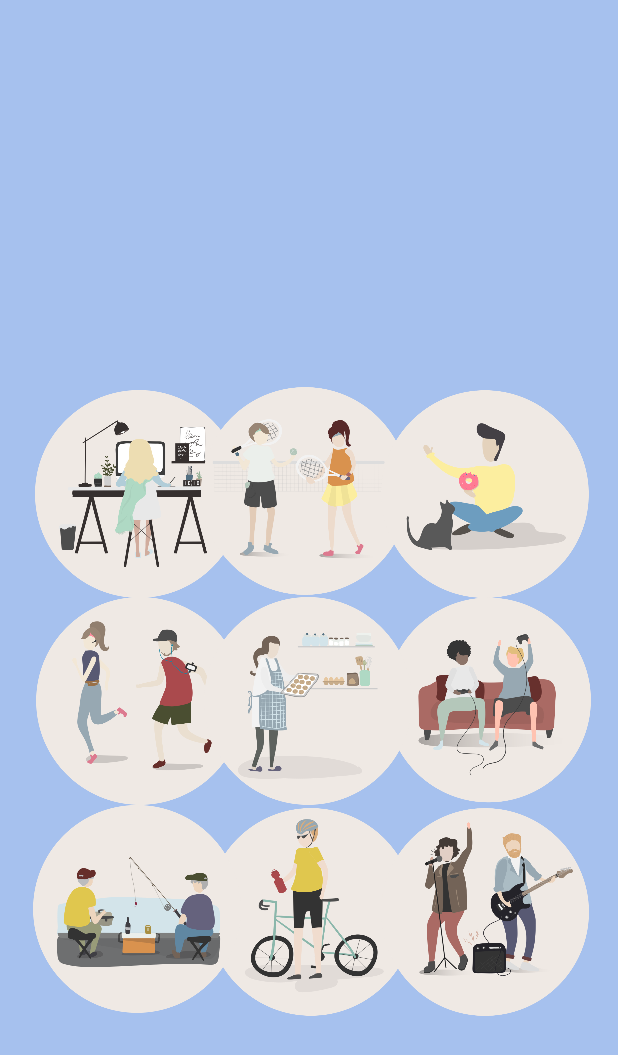
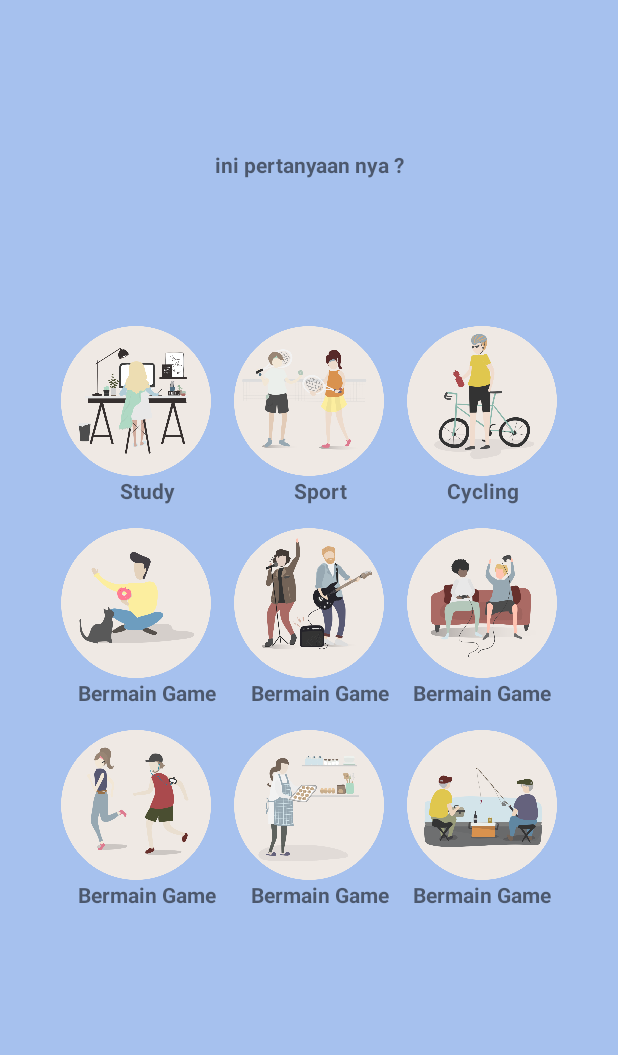
Before and after one commit to Putrisrsh/mudy, an Android app: the Hobbies screen opened directly, with no data from a screen before it, on a phone screen of 412 x 824 dp. Shown: the top 1055 px of the screen. Run offline under Robolectric (Android 15) with nearby library versions, the phone set to English and light mode, and no system bars.

Commit message:
ubah display hobbies

```diff
--- a/app/build.gradle
+++ b/app/build.gradle
@@ -5,7 +5,7 @@ android {
     buildToolsVersion "29.0.2"
     defaultConfig {
         applicationId "com.example.myapp"
-        minSdkVersion 28
+        minSdkVersion 22
         targetSdkVersion 29
         versionCode 1
         versionName "1.0"
--- /dev/null
+++ b/app/src/main/res/drawable/circleshape.xml
@@ -0,0 +1,6 @@
+<shape xmlns:android="http://schemas.android.com/apk/res/android"
+    android:shape="oval">
+    <solid
+        android:color="#DCADC9"/>
+    <size android:width="120dp" android:height="120dp"/>
+</shape>
--- a/app/src/main/res/layout/activity_hobbies.xml
+++ b/app/src/main/res/layout/activity_hobbies.xml
@@ -1,5 +1,5 @@
 <?xml version="1.0" encoding="utf-8"?>
-<androidx.constraintlayout.widget.ConstraintLayout xmlns:android="http://schemas.android.com/apk/res/android"
+<RelativeLayout xmlns:android="http://schemas.android.com/apk/res/android"
     xmlns:app="http://schemas.android.com/apk/res-auto"
     xmlns:tools="http://schemas.android.com/tools"
     android:layout_width="match_parent"
@@ -7,155 +7,218 @@
     android:background="#a6c1ee"
     tools:context=".Hobbies">
 
-    <RelativeLayout
-        android:id="@+id/relativeLayout"
+    <LinearLayout
+        android:layout_width="match_parent"
+        android:layout_height="wrap_content"
+        android:paddingTop="100dp">
+        <TextView
             android:layout_width="match_parent"
             android:layout_height="match_parent"
-        app:layout_constraintBottom_toBottomOf="parent"
-        app:layout_constraintEnd_toEndOf="parent"
-        app:layout_constraintStart_toStartOf="parent"
-        app:layout_constraintTop_toTopOf="parent">
+            android:gravity="center"
+            android:textStyle="bold"
+            android:textSize="14sp"
+            android:text="ini pertanyaan nya ?"/>
 
-        <RelativeLayout
+    </LinearLayout>
+
+    <TableLayout
         android:layout_width="wrap_content"
         android:layout_height="wrap_content"
-            android:layout_alignParentStart="true"
-            android:layout_alignParentTop="true"
-            android:layout_alignParentEnd="true"
-            android:layout_alignParentBottom="true"
-            android:layout_marginStart="22dp"
-            android:layout_marginTop="-21dp"
-            android:layout_marginEnd="18dp"
-            android:layout_marginBottom="61dp">
+        android:layout_centerInParent="true" >
 
+        <TableRow>
+            android:layout_width="match_parent"
+            android:layout_height="wrap_content"
+            <LinearLayout
+                android:layout_width="wrap_content"
+                android:layout_height="wrap_content"
+                android:orientation="vertical">
                     <ImageView
                         android:id="@+id/imageView3"
-                android:layout_width="112dp"
-                android:layout_height="106dp"
-                android:layout_alignParentStart="true"
-                android:layout_alignParentTop="true"
-                android:layout_alignParentEnd="true"
-                android:layout_alignParentBottom="true"
-                android:layout_marginStart="1dp"
-                android:layout_marginTop="223dp"
-                android:layout_marginEnd="232dp"
-                android:layout_marginBottom="306dp"
+                        android:layout_width="100dp"
+                        android:layout_height="100dp"
+                        android:scaleType="fitXY"
+                        android:layout_marginRight="15dp"
                         app:srcCompat="@drawable/belajar" />
+                <TextView
+                    android:layout_width="match_parent"
+                    android:layout_height="match_parent"
+                    android:gravity="center"
+                    android:textStyle="bold"
+                    android:textSize="14sp"
+                    android:text="Study"/>
+            </LinearLayout>
 
+            <LinearLayout
+                android:layout_width="match_parent"
+                android:layout_height="wrap_content"
+                android:orientation="vertical">
                 <ImageView
                     android:id="@+id/imageView4"
-                android:layout_width="115dp"
-                android:layout_height="wrap_content"
-                android:layout_alignParentStart="true"
-                android:layout_alignParentTop="true"
-                android:layout_alignParentEnd="true"
-                android:layout_alignParentBottom="true"
-                android:layout_marginStart="112dp"
-                android:layout_marginTop="221dp"
-                android:layout_marginEnd="121dp"
-                android:layout_marginBottom="308dp"
+                    android:layout_width="100dp"
+                    android:layout_height="100dp"
+                    android:scaleType="fitXY"
+                    android:layout_marginRight="15dp"
                     app:srcCompat="@drawable/sport" />
 
+                <TextView
+                    android:layout_width="match_parent"
+                    android:layout_height="match_parent"
+                    android:gravity="center"
+                    android:textStyle="bold"
+                    android:textSize="14sp"
+                    android:text="Sport"/>
+            </LinearLayout>
+
+            <LinearLayout
+                android:layout_width="match_parent"
+                android:layout_height="wrap_content"
+                android:orientation="vertical">
                 <ImageView
                     android:id="@+id/imageView7"
-                android:layout_width="114dp"
-                android:layout_height="104dp"
-                android:layout_alignParentStart="true"
-                android:layout_alignParentTop="true"
-                android:layout_alignParentEnd="true"
-                android:layout_alignParentBottom="true"
-                android:layout_marginStart="116dp"
-                android:layout_marginTop="502dp"
-                android:layout_marginEnd="117dp"
-                android:layout_marginBottom="27dp"
+                    android:layout_width="100dp"
+                    android:layout_height="100dp"
                     app:srcCompat="@drawable/bersepeda" />
+                <TextView
+                    android:layout_width="match_parent"
+                    android:layout_height="match_parent"
+                    android:gravity="center"
+                    android:textStyle="bold"
+                    android:textSize="14sp"
+                    android:text="Cycling"/>
+            </LinearLayout>
 
+        </TableRow>
+
+        <TableRow>
+            android:layout_width="match_parent"
+            android:layout_height="wrap_content"
+            <LinearLayout
+                android:layout_width="match_parent"
+                android:layout_height="wrap_content"
+                android:orientation="vertical">
                 <ImageView
                     android:id="@+id/imageView8"
-                android:layout_width="138dp"
-                android:layout_height="162dp"
-                android:layout_alignParentStart="true"
-                android:layout_alignParentTop="true"
-                android:layout_alignParentEnd="true"
-                android:layout_alignParentBottom="true"
-                android:layout_marginStart="232dp"
-                android:layout_marginTop="223dp"
-                android:layout_marginEnd="1dp"
-                android:layout_marginBottom="306dp"
+                    android:layout_width="100dp"
+                    android:layout_height="100dp"
+                    android:scaleType="fitXY"
+                    android:layout_marginTop="15dp"
+                    android:layout_marginRight="15dp"
                     app:srcCompat="@drawable/playingpet" />
+                <TextView
+                    android:layout_width="match_parent"
+                    android:layout_height="match_parent"
+                    android:gravity="center"
+                    android:textStyle="bold"
+                    android:textSize="14sp"
+                    android:text="Bermain Game"/>
+            </LinearLayout>
 
+            <LinearLayout
+                android:layout_width="match_parent"
+                android:layout_height="wrap_content"
+                android:orientation="vertical">
                 <ImageView
                     android:id="@+id/imageView9"
-                android:layout_width="wrap_content"
+                    android:layout_width="100dp"
+                    android:layout_height="100dp"
+                    android:scaleType="fitXY"
+                    android:layout_marginTop="15dp"
+                    android:layout_marginRight="15dp"
+                    app:srcCompat="@drawable/playingmusic" />
+                <TextView
+                    android:layout_width="match_parent"
+                    android:layout_height="match_parent"
+                    android:gravity="center"
+                    android:textStyle="bold"
+                    android:textSize="14sp"
+                    android:text="Bermain Game"/>
+            </LinearLayout>
+            <LinearLayout
+                android:layout_width="match_parent"
                 android:layout_height="wrap_content"
-                android:layout_alignParentStart="true"
-                android:layout_alignParentTop="true"
-                android:layout_alignParentEnd="true"
-                android:layout_alignParentBottom="true"
-                android:layout_marginStart="232dp"
-                android:layout_marginTop="502dp"
-                android:layout_marginEnd="1dp"
-                android:layout_marginBottom="27dp"
-                app:srcCompat="@drawable/playingmusic" />
-
+                android:orientation="vertical">
                 <ImageView
                     android:id="@+id/imageView10"
-                android:layout_width="136dp"
-                android:layout_height="163dp"
-                android:layout_alignParentStart="true"
-                android:layout_alignParentTop="true"
-                android:layout_alignParentEnd="true"
-                android:layout_alignParentBottom="true"
-                android:layout_marginStart="235dp"
-                android:layout_marginTop="360dp"
-                android:layout_marginEnd="0dp"
-                android:layout_marginBottom="168dp"
+                    android:layout_width="100dp"
+                    android:layout_height="100dp"
+                    android:layout_marginTop="15dp"
                     app:srcCompat="@drawable/playinggame" />
+                <TextView
+                    android:layout_width="match_parent"
+                    android:layout_height="match_parent"
+                    android:gravity="center"
+                    android:textStyle="bold"
+                    android:textSize="14sp"
+                    android:text="Bermain Game"/>
+            </LinearLayout>
+        </TableRow>
 
+        <TableRow>
+            android:layout_width="match_parent"
+            android:layout_height="wrap_content"
+            <LinearLayout
+                android:layout_width="match_parent"
+                android:layout_height="wrap_content"
+                android:orientation="vertical">
                 <ImageView
                     android:id="@+id/imageView11"
-                android:layout_width="wrap_content"
+                    android:layout_width="100dp"
+                    android:layout_height="100dp"
+                    android:scaleType="fitXY"
+                    android:layout_marginTop="15dp"
+                    android:layout_marginRight="15dp"
+                    app:srcCompat="@drawable/jogging" />
+                <TextView
+                    android:layout_width="match_parent"
+                    android:layout_height="match_parent"
+                    android:gravity="center"
+                    android:textStyle="bold"
+                    android:textSize="14sp"
+                    android:text="Bermain Game"/>
+            </LinearLayout>
+
+            <LinearLayout
+                android:layout_width="match_parent"
                 android:layout_height="wrap_content"
-                android:layout_alignParentStart="true"
-                android:layout_alignParentTop="true"
-                android:layout_alignParentEnd="true"
-                android:layout_alignParentBottom="true"
-                android:layout_marginStart="2dp"
-                android:layout_marginTop="361dp"
-                android:layout_marginEnd="231dp"
-                android:layout_marginBottom="168dp"
-                app:srcCompat="@drawable/jogging" />
-
+                android:orientation="vertical">
                 <ImageView
                     android:id="@+id/imageView12"
-                android:layout_width="wrap_content"
-                android:layout_height="78dp"
-                android:layout_alignParentStart="true"
-                android:layout_alignParentTop="true"
-                android:layout_alignParentEnd="true"
-                android:layout_alignParentBottom="true"
-                android:layout_marginStart="114dp"
-                android:layout_marginTop="361dp"
-                android:layout_marginEnd="119dp"
-                android:layout_marginBottom="168dp"
+                    android:layout_width="100dp"
+                    android:layout_height="100dp"
+                    android:scaleType="fitXY"
+                    android:layout_marginTop="15dp"
+                    android:layout_marginRight="15dp"
                     app:srcCompat="@drawable/memasak" />
-
+                <TextView
+                    android:layout_width="match_parent"
+                    android:layout_height="match_parent"
+                    android:gravity="center"
+                    android:textStyle="bold"
+                    android:textSize="14sp"
+                    android:text="Bermain Game"/>
+            </LinearLayout>
+            <LinearLayout
+                android:layout_width="match_parent"
+                android:layout_height="wrap_content"
+                android:orientation="vertical">
                 <ImageView
                     android:id="@+id/imageView13"
-                android:layout_width="wrap_content"
-                android:layout_height="78dp"
-                android:layout_alignParentStart="true"
-                android:layout_alignParentTop="true"
-                android:layout_alignParentEnd="true"
-                android:layout_alignParentBottom="true"
-                android:layout_marginStart="0dp"
-                android:layout_marginTop="500dp"
-                android:layout_marginEnd="233dp"
-                android:layout_marginBottom="29dp"
+                    android:layout_width="100dp"
+                    android:layout_height="100dp"
+                    android:layout_marginTop="15dp"
                     app:srcCompat="@drawable/memancing" />
+                <TextView
+                    android:layout_width="match_parent"
+                    android:layout_height="match_parent"
+                    android:gravity="center"
+                    android:textStyle="bold"
+                    android:textSize="14sp"
+                    android:text="Bermain Game"/>
+            </LinearLayout>
+
+
+        </TableRow>
+    </TableLayout>
 
 </RelativeLayout>
-
-
-    </RelativeLayout>
-</androidx.constraintlayout.widget.ConstraintLayout>
```
Lines whose indentation alone changed are shown as unchanged.
